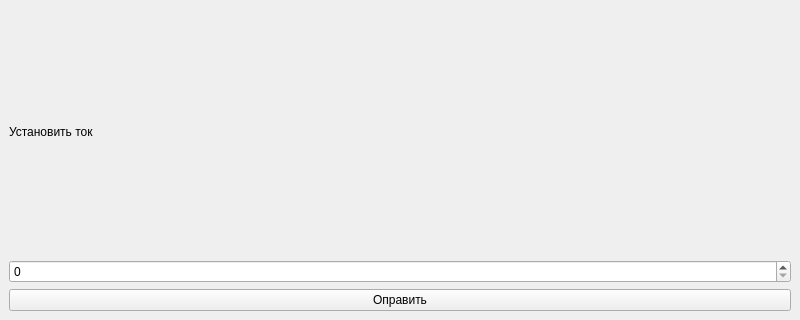
This is mainwindow.ui in Sergey-pixel-dev/qtmodbus as Qt 5 draws it before an edit; both pictures show x 0 to 800 and y 280 to 600 of the 800 by 600 pixel window. The edited form follows.
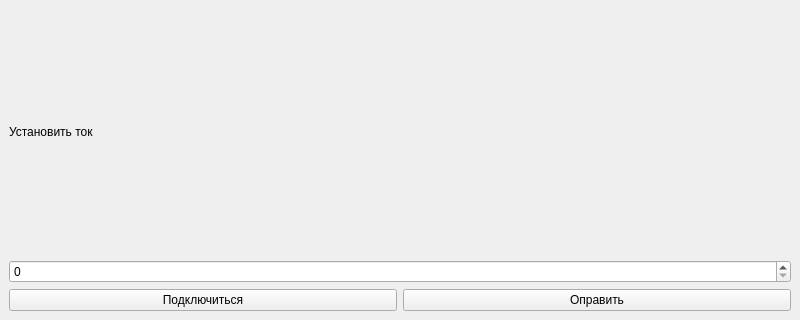
This is the edited form.

The edit to the form file:
```diff
--- a/mainwindow.ui
+++ b/mainwindow.ui
@@ -96,11 +96,22 @@
      </layout>
     </item>
     <item>
+     <layout class="QHBoxLayout" name="horizontalLayout_3">
+      <item>
+       <widget class="QPushButton" name="pushButton">
+        <property name="text">
+         <string>Подключиться</string>
+        </property>
+       </widget>
+      </item>
+      <item>
      <widget class="QPushButton" name="button_send">
       <property name="text">
        <string>Оправить</string>
       </property>
      </widget>
+      </item>
+     </layout>
     </item>
    </layout>
   </widget>
```
Lines whose indentation alone changed are shown as unchanged.
